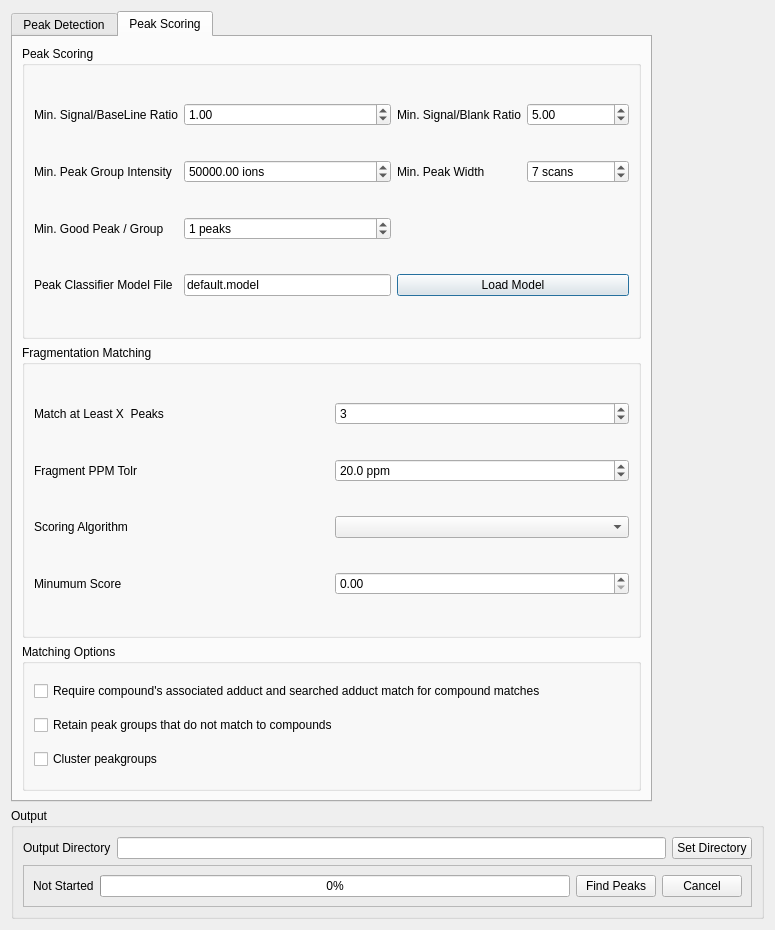
eugenemel/maven, file src/maven/forms/peakdetectiondialog.ui: the form before one commit.
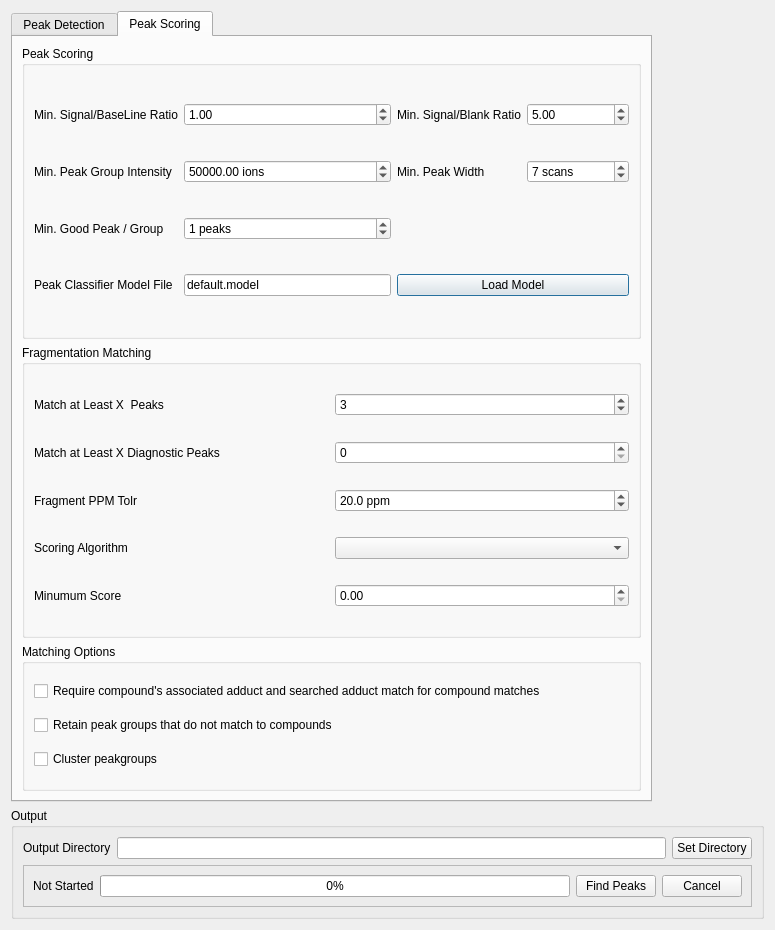
The form after the commit.

Commit message: Issue 168: updated peaks dialog to include field for diagnostic fragments.

Diff of the .ui file:
```diff
--- a/src/maven/forms/peakdetectiondialog.ui
+++ b/src/maven/forms/peakdetectiondialog.ui
@@ -541,6 +541,9 @@
           <string>Fragmentation Matching</string>
          </property>
          <layout class="QGridLayout" name="gridLayout_9">
+          <item row="4" column="1">
+           <widget class="QComboBox" name="fragScoringAlgorithm"/>
+          </item>
           <item row="0" column="0">
            <widget class="QLabel" name="label_19">
             <property name="text">
@@ -548,31 +551,21 @@
             </property>
            </widget>
           </item>
-          <item row="4" column="1">
+          <item row="5" column="1">
            <widget class="QDoubleSpinBox" name="fragMinScore">
             <property name="maximum">
              <double>10000000.000000000000000</double>
             </property>
            </widget>
           </item>
-          <item row="3" column="1">
-           <widget class="QComboBox" name="fragScoringAlgorithm"/>
-          </item>
-          <item row="3" column="0">
-           <widget class="QLabel" name="label_18">
-            <property name="text">
-             <string>Scoring Algorithm</string>
-            </property>
-           </widget>
-          </item>
-          <item row="1" column="0">
+          <item row="2" column="0">
            <widget class="QLabel" name="label_17">
             <property name="text">
              <string>Fragment PPM Tolr</string>
             </property>
            </widget>
           </item>
-          <item row="1" column="1">
+          <item row="2" column="1">
            <widget class="QDoubleSpinBox" name="productPpmTolr">
             <property name="prefix">
              <string/>
@@ -597,6 +590,20 @@
             </property>
            </widget>
           </item>
+          <item row="4" column="0">
+           <widget class="QLabel" name="label_18">
+            <property name="text">
+             <string>Scoring Algorithm</string>
+            </property>
+           </widget>
+          </item>
+          <item row="5" column="0">
+           <widget class="QLabel" name="label_20">
+            <property name="text">
+             <string>Minumum Score</string>
+            </property>
+           </widget>
+          </item>
           <item row="0" column="1">
            <widget class="QSpinBox" name="fragMinPeaks">
             <property name="suffix">
@@ -616,10 +623,13 @@
             </property>
            </widget>
           </item>
-          <item row="4" column="0">
-           <widget class="QLabel" name="label_20">
+          <item row="1" column="1">
+           <widget class="QSpinBox" name="spnMinDiagnostic"/>
+          </item>
+          <item row="1" column="0">
+           <widget class="QLabel" name="lblDiagnostic">
             <property name="text">
-             <string>Minumum Score</string>
+             <string>Match at Least X Diagnostic Peaks</string>
             </property>
            </widget>
           </item>
```
Left out of the diff: 2 changed lines with no effect on the pictures.
